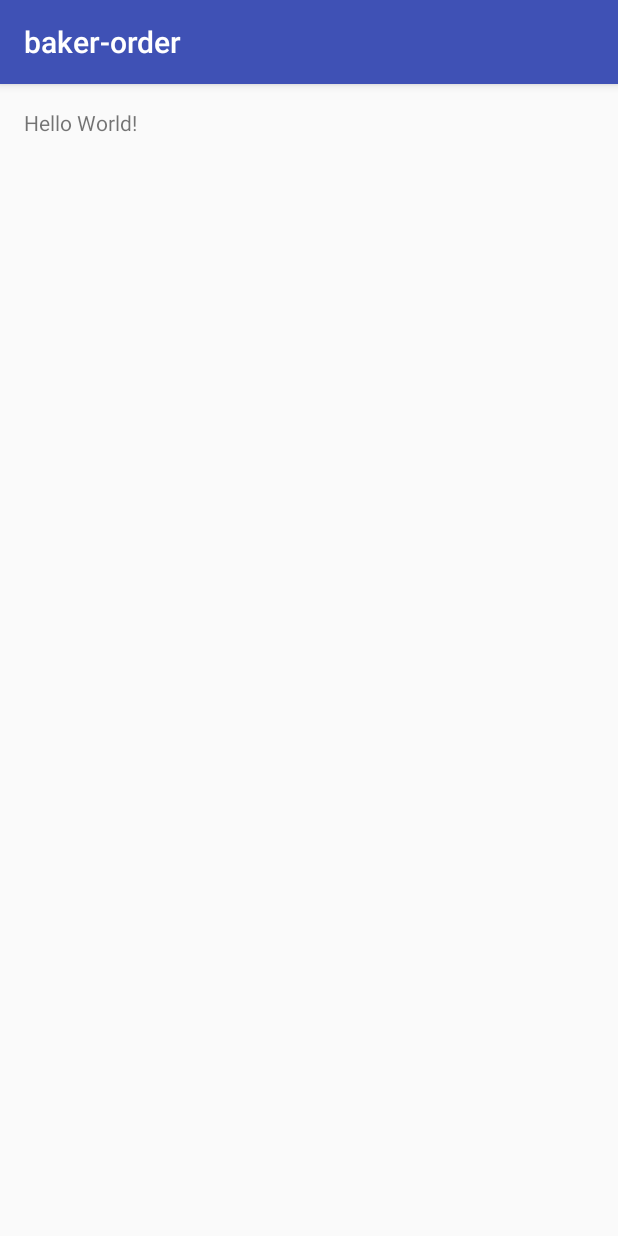
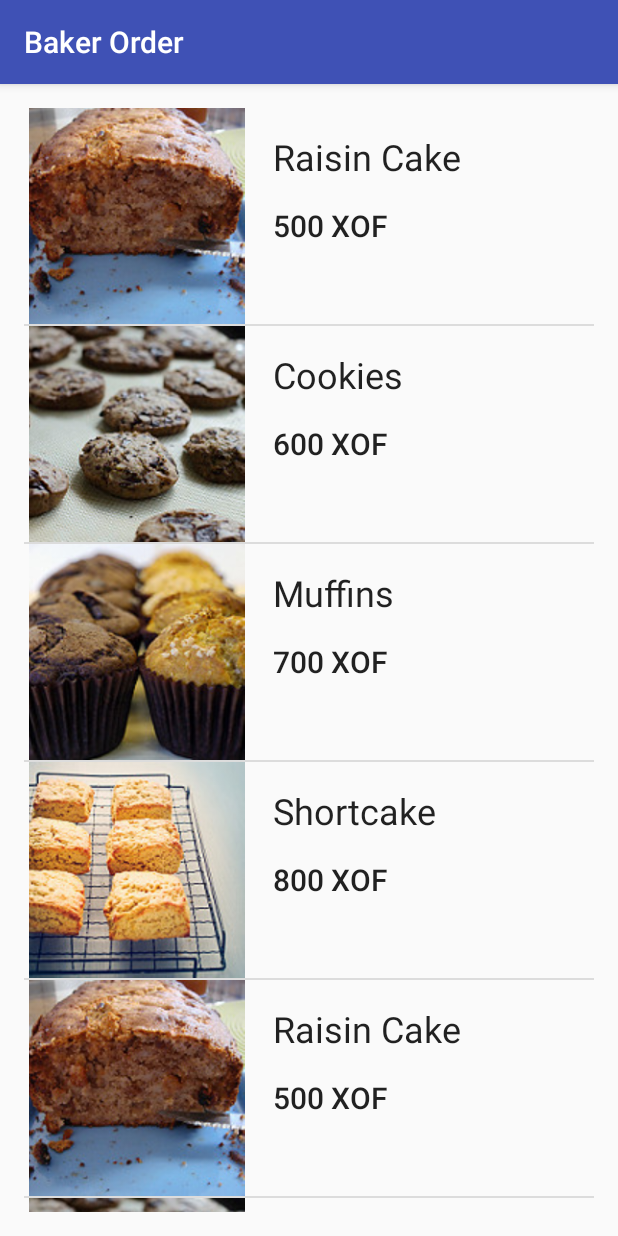
Before and after one commit to joshua-kairu/baker-order, an Android app: the screen it shows after launch (MainActivity), on a phone screen of 412 x 824 dp. Run offline under Robolectric (Android 15) with nearby library versions, the phone set to English and light mode, and no system bars; our stand-ins replace ButterKnife.

Commit message:
feat: Basic functionality complete

```diff
--- a/app/src/main/java/com/joslittho/baker_order/MainActivity.java
+++ /dev/null
@@ -1,13 +0,0 @@
-package com.joslittho.baker_order;
-
-import android.support.v7.app.AppCompatActivity;
-import android.os.Bundle;
-
-public class MainActivity extends AppCompatActivity {
-
-    @Override
-    protected void onCreate( Bundle savedInstanceState ) {
-        super.onCreate( savedInstanceState );
-        setContentView( R.layout.activity_main );
-    }
-}
--- /dev/null
+++ b/app/src/main/java/com/joslittho/baker_order/activity/MainActivity.java
@@ -0,0 +1,120 @@
+package com.joslittho.baker_order.activity;
+
+import android.content.Intent;
+import android.support.v7.app.AppCompatActivity;
+import android.os.Bundle;
+import android.view.View;
+import android.widget.ListView;
+
+import com.joslittho.baker_order.R;
+import com.joslittho.baker_order.R2;
+import com.joslittho.baker_order.adapter.GoodsAdapter;
+import com.joslittho.baker_order.model.BakedGood;
+
+import java.util.ArrayList;
+import java.util.List;
+
+import butterknife.BindView;
+import butterknife.ButterKnife;
+import butterknife.OnItemClick;
+
+public class MainActivity extends AppCompatActivity {
+
+    /* CONSTANTS */
+
+    public static final int GOODS_NUMBER = 20;
+
+    /* VARIABLES */
+
+    GoodsAdapter mGoodsAdapter;
+
+    List< BakedGood > mBakedGoods;
+
+    @BindView( R2.id.goods_rv_list )
+    ListView mGoodsListView;
+
+    /* METHODS */
+
+    /* Getters and Setters */
+
+    /* Overrides */
+
+    @Override
+    protected void onCreate( Bundle savedInstanceState ) {
+
+        super.onCreate( savedInstanceState );
+
+        setContentView( R.layout.fragment_goods );
+
+        ButterKnife.bind( this );
+        ButterKnife.setDebug( true );
+
+        mBakedGoods = generateBakedGoods();
+
+        mGoodsAdapter = new GoodsAdapter( this, mBakedGoods );
+
+        mGoodsListView.setAdapter( mGoodsAdapter );
+
+        int s = 0;
+    }
+
+    /* Other Methods */
+
+    private ArrayList< BakedGood > generateBakedGoods() {
+
+        ArrayList< BakedGood > goods = new ArrayList<>( GOODS_NUMBER );
+
+        for ( int i = 0; i < GOODS_NUMBER; i++ ) {
+
+            int picture, value;
+
+            String name;
+
+            switch ( i % 4 ) {
+
+                case 0:
+                    picture = R.drawable.raisin_cake;
+                    value = 500;
+                    name = getString( R.string.raisin_cake );
+                    break;
+
+                case 1:
+                    picture = R.drawable.cookies;
+                    value = 600;
+                    name = getString( R.string.cookies );
+                    break;
+
+                case 2:
+                    picture = R.drawable.muffins;
+                    value = 700;
+                    name = getString( R.string.muffins );
+                    break;
+
+                case 3: default:
+                    picture = R.drawable.shortcake;
+                    value = 800;
+                    name = getString( R.string.shortcake );
+                    break;
+            }
+
+            BakedGood good = new BakedGood( name, picture, value );
+
+            goods.add( good );
+
+        }
+
+        return goods;
+
+    }
+
+    @OnItemClick( R2.id.goods_rv_list )
+    public void onGoodsListClick( int position ) {
+
+        int imageRes = mBakedGoods.get( position ).getPicture();
+
+        Intent selectedGoodIntent = new Intent( this, SelectedGoodActivity.class )
+                .putExtra( SelectedGoodActivity.ARG_PICTURE, imageRes );
+
+        startActivity( selectedGoodIntent );
+    }
+}
--- /dev/null
+++ b/app/src/main/java/com/joslittho/baker_order/adapter/GoodsAdapter.java
@@ -0,0 +1,75 @@
+package com.joslittho.baker_order.adapter;
+
+import android.content.Context;
+import android.support.annotation.NonNull;
+import android.view.LayoutInflater;
+import android.view.View;
+import android.view.ViewGroup;
+import android.widget.ArrayAdapter;
+import android.widget.ImageView;
+import android.widget.TextView;
+
+import com.joslittho.baker_order.R;
+import com.joslittho.baker_order.model.BakedGood;
+
+import java.util.List;
+
+/**
+ * {@link android.widget.Adapter} for the baked mGoods list
+ */
+// begin class GoodsAdapter
+public class GoodsAdapter extends ArrayAdapter< BakedGood > {
+
+    /* CONSTANTS */
+
+    /* Integers */
+
+    /* Strings */
+
+    /* VARIABLES */
+
+    Context mContext;
+
+    List< BakedGood > mGoods;
+
+    /* CONSTRUCTOR */
+
+    public GoodsAdapter( Context context, List< BakedGood > goods ) {
+
+        super( context, 0, goods );
+
+        mContext = context;
+
+        mGoods = goods;
+    }
+
+    /* METHODS */
+
+    /* Getters and Setters */
+
+    /* Overrides */
+
+    @NonNull
+    @Override
+    public View getView( int position, View convertView, ViewGroup parent ) {
+
+        BakedGood currentGood = mGoods.get( position );
+
+        if ( convertView == null ) {
+            convertView = LayoutInflater.from( mContext ).inflate( R.layout.goods_item, parent, false );
+        }
+
+        ImageView pictureImageView = ( ImageView ) convertView.findViewById( R.id.good_item_iv_picture );
+        TextView nameTextView = ( TextView ) convertView.findViewById( R.id.good_item_tv_name );
+        TextView valueTextView = ( TextView ) convertView.findViewById( R.id.good_item_tv_value );
+
+        pictureImageView.setImageResource( currentGood.getPicture() );
+        nameTextView.setText( currentGood.getName() );
+        valueTextView.setText( String.valueOf( currentGood.getPrice() ) + " XOF" );
+
+        return convertView;
+    }
+
+    /* Other Methods */
+
+} // end class GoodsAdapter
--- /dev/null
+++ b/app/src/main/java/com/joslittho/baker_order/model/BakedGood.java
@@ -0,0 +1,63 @@
+package com.joslittho.baker_order.model;
+
+/**
+ * A baked good
+ */
+// begin class BakedGood
+public class BakedGood {
+
+    /* CONSTANTS */
+
+    /* Integers */
+
+    /* Strings */
+
+    /* VARIABLES */
+
+    String name;
+
+    int price;
+
+    int picture;
+
+    /* CONSTRUCTOR */
+
+    public BakedGood( String name, int picture, int price ) {
+        this.picture = picture;
+        this.name = name;
+        this.price = price;
+    }
+
+    /* METHODS */
+
+    /* Getters and Setters */
+
+    public String getName() {
+        return name;
+    }
+
+    public void setName( String name ) {
+        this.name = name;
+    }
+
+    public int getPicture() {
+        return picture;
+    }
+
+    public void setPicture( int picture ) {
+        this.picture = picture;
+    }
+
+    public int getPrice() {
+        return price;
+    }
+
+    public void setPrice( int price ) {
+        this.price = price;
+    }
+
+    /* Overrides */
+
+    /* Other Methods */
+
+} // end class BakedGood
--- a/app/src/main/res/layout/activity_main.xml
+++ b/app/src/main/res/layout/activity_main.xml
@@ -9,7 +9,7 @@
     android:paddingLeft="@dimen/activity_horizontal_margin"
     android:paddingRight="@dimen/activity_horizontal_margin"
     android:paddingTop="@dimen/activity_vertical_margin"
-    tools:context="com.joslittho.baker_order.MainActivity">
+    tools:context="com.joslittho.baker_order.activity.MainActivity">
 
     <TextView
         android:layout_width="wrap_content"
--- /dev/null
+++ b/app/src/main/res/layout/fragment_goods.xml
@@ -0,0 +1,25 @@
+<?xml version="1.0" encoding="utf-8"?>
+
+<!-- layout for displaying the goods -->
+
+<RelativeLayout xmlns:android="http://schemas.android.com/apk/res/android"
+                android:layout_width="match_parent"
+                android:layout_height="match_parent"
+
+                android:padding="@dimen/layout_padding"
+
+    >
+
+    <!-- recycler to show the goods -->
+
+    <ListView
+
+        android:layout_width="match_parent"
+
+        android:layout_height="match_parent"
+
+        android:id="@+id/goods_rv_list"
+
+        />
+
+</RelativeLayout>
--- a/app/src/main/res/layout/goods_item.xml
+++ b/app/src/main/res/layout/goods_item.xml
@@ -1,7 +1,83 @@
 <?xml version="1.0" encoding="utf-8"?>
-<LinearLayout xmlns:android="http://schemas.android.com/apk/res/android"
-              android:orientation="vertical"
-              android:layout_width="match_parent"
-              android:layout_height="match_parent">
 
-</LinearLayout>
+<!-- layout for the cake item -->
+
+<RelativeLayout
+
+    xmlns:android="http://schemas.android.com/apk/res/android"
+
+    xmlns:tools="http://schemas.android.com/tools"
+
+    android:layout_width="match_parent"
+
+    android:layout_height="@dimen/good_list_item_height"
+
+    >
+
+    <!-- image for the good -->
+
+    <ImageView
+
+        android:layout_width="wrap_content"
+
+        android:layout_height="match_parent"
+
+        android:id="@+id/good_item_iv_picture"
+
+        android:contentDescription="@null"
+
+        android:layout_alignParentStart="true"
+
+        tools:src="@drawable/cookies"
+
+        />
+
+    <!-- text for the good name -->
+
+    <TextView
+
+        android:id="@+id/good_item_tv_name"
+
+        android:layout_width="wrap_content"
+
+        android:layout_height="wrap_content"
+
+        android:layout_marginStart="@dimen/layout_padding"
+
+        android:layout_marginTop="@dimen/layout_padding"
+
+        android:layout_toEndOf="@id/good_item_iv_picture"
+
+        android:layout_centerHorizontal="true"
+
+        style="@style/TextAppearance.AppCompat.Headline"
+
+        tools:text="@string/cookies"
+
+        />
+
+    <!-- text for the good value -->
+
+    <TextView
+
+        android:layout_width="wrap_content"
+
+        android:layout_height="wrap_content"
+
+        android:id="@+id/good_item_tv_value"
+
+        android:layout_marginStart="@dimen/layout_padding"
+
+        android:layout_marginTop="@dimen/layout_padding"
+
+        android:layout_toEndOf="@id/good_item_iv_picture"
+
+        android:layout_below="@id/good_item_tv_name"
+
+        style="@style/TextAppearance.AppCompat.Title"
+
+        tools:text="500 XOF"
+
+        />
+
+</RelativeLayout>
--- a/app/src/main/res/values/dimens-material.xml
+++ b/app/src/main/res/values/dimens-material.xml
@@ -85,4 +85,14 @@
     <dimen name="text_body1_size">14sp</dimen> <!-- or 13sp -->
     <dimen name="text_body1_leading">20dp</dimen>
 
+    <!-- OTHERS -->
+
+    <!-- list item height -->
+
+    <dimen name="good_list_item_height">144dp</dimen>
+
+    <!-- selected good image height -->
+
+    <dimen name="selected_image_height">192dp</dimen>
+
 </resources>
--- a/app/src/main/res/values/strings.xml
+++ b/app/src/main/res/values/strings.xml
@@ -1,3 +1,18 @@
 <resources>
-    <string name="app_name">baker-order</string>
+
+    <string name="app_name">Baker Order</string>
+
+    <string name="title_selected_good">Selected Good</string>
+
+    <!-- good names -->
+
+    <string name="cookies">Cookies</string>
+
+    <string name="raisin_cake">Raisin Cake</string>
+
+    <string name="shortcake">Shortcake</string>
+
+    <string name="muffins">Muffins</string>
+
+
 </resources>
--- a/build.gradle
+++ b/build.gradle
@@ -6,6 +6,7 @@ buildscript {
     }
     dependencies {
         classpath 'com.android.tools.build:gradle:2.2.2'
+        classpath 'com.jakewharton:butterknife-gradle-plugin:8.4.0' // for butterknife
 
         // NOTE: Do not place your application dependencies here; they belong
         // in the individual module build.gradle files
```
Also changed, not shown: app/build.gradle (+11 -2 lines), app/src/main/AndroidManifest.xml (+11 -1 lines), app/src/main/java/com/joslittho/baker_order/activity/SelectedGoodActivity.java (added, +69 -0 lines), app/src/main/res/layout/fragment_selected_good.xml (added, +88 -0 lines), app/src/main/res/drawable/cookies.jpg (added), app/src/main/res/drawable/muffins.jpg (added), app/src/main/res/drawable/raisin_cake.jpg (added), app/src/main/res/drawable/shortcake.jpg (added).
